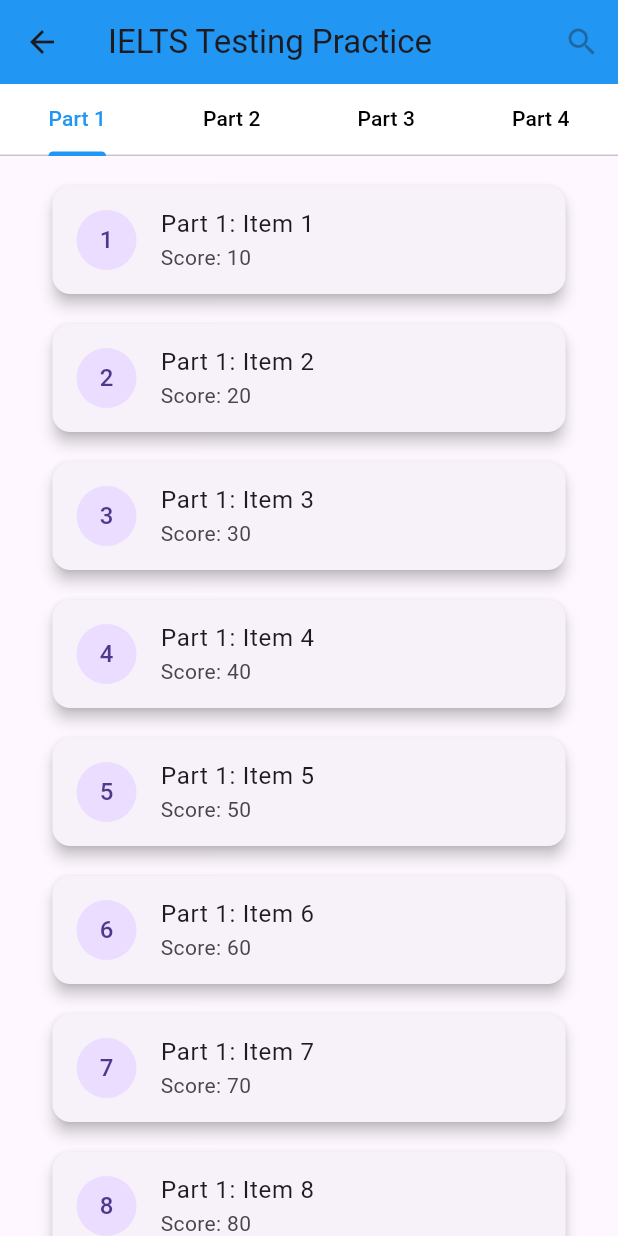
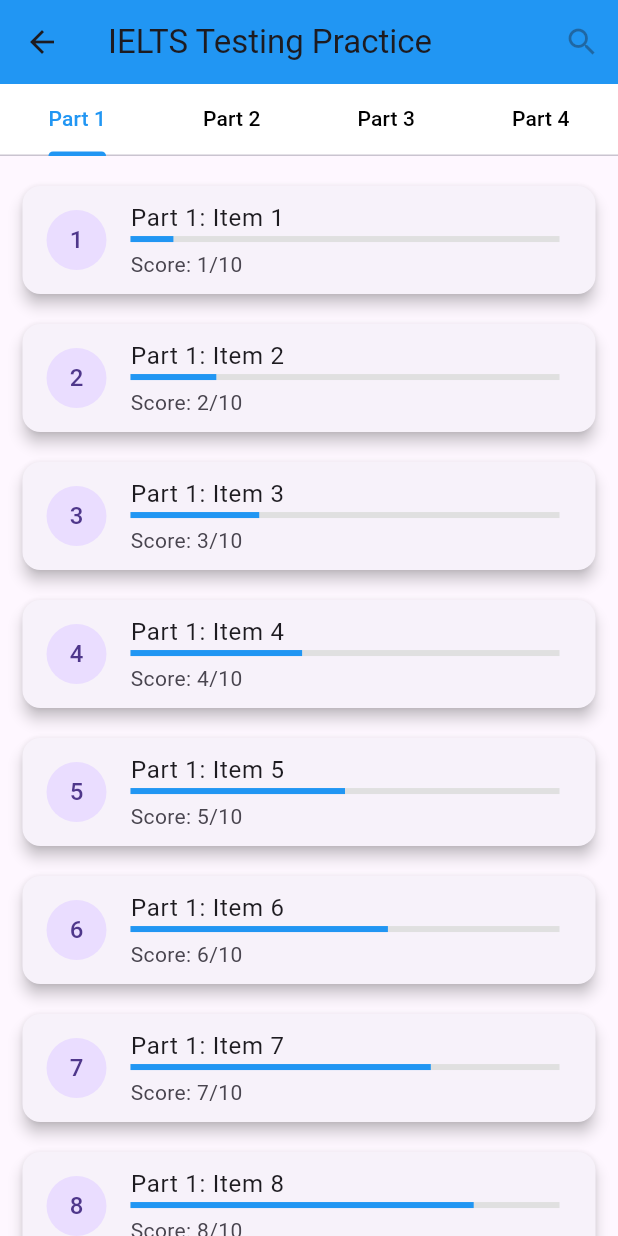
Before and after one commit to QuanNguyen15/ielts_application_flutter, a Flutter app: the screen it shows after launch, after a tap on "IELTS TESTING", on a phone screen of 412 x 824 dp. Run offline on Flutter 3.47's test engine with Material 3 defaults, Android fonts, the phone set to English and light mode, and no system bars; our stand-ins replace carousel_slider.

Commit message:
add process bar score in list IELTS TESTING

```diff
--- a/lib/pages/home.dart
+++ b/lib/pages/home.dart
@@ -32,7 +32,7 @@
         child: Column(
           mainAxisAlignment: MainAxisAlignment.center,
           children: <Widget>[
-            SizedBox(height: 20.0), // Add spacing below the app bar
+            const SizedBox(height: 20.0), // Add spacing below the app bar
             CarouselSlider(
               options: CarouselOptions(
                 height: 220.0,
--- a/lib/pages/ielts_testing.dart
+++ b/lib/pages/ielts_testing.dart
@@ -54,15 +54,30 @@
       padding: const EdgeInsets.all(10.0),
       itemCount: 10,
       itemBuilder: (context, index) {
+        // Calculate progress value (from 0.0 to 1.0)
+        double progressValue = (index + 1) / 10.0;
+        // Calculate score
+        int score = index + 1;
         return Card(
-          margin: EdgeInsets.symmetric(vertical: 10.0, horizontal: 25.0),
+          margin: const EdgeInsets.symmetric(vertical: 10.0, horizontal: 5.0),
           elevation: 4.0,
           child: ListTile(
             leading: CircleAvatar(
               child: Text((index + 1).toString()),
             ),
             title: Text('$part: Item ${(index + 1)}'),
-            subtitle: Text('Score: ${(index + 1) * 10}'), // Placeholder for test score
+            subtitle: Column(
+              crossAxisAlignment: CrossAxisAlignment.start,
+              children: [
+                LinearProgressIndicator(
+                  value: progressValue,
+                  backgroundColor: Colors.grey[300],
+                  valueColor: AlwaysStoppedAnimation<Color>(Colors.blue),
+                ),
+                SizedBox(height: 5),
+                Text('Score: $score/10'),
+              ],
+            ),
           ),
         );
       },
```
